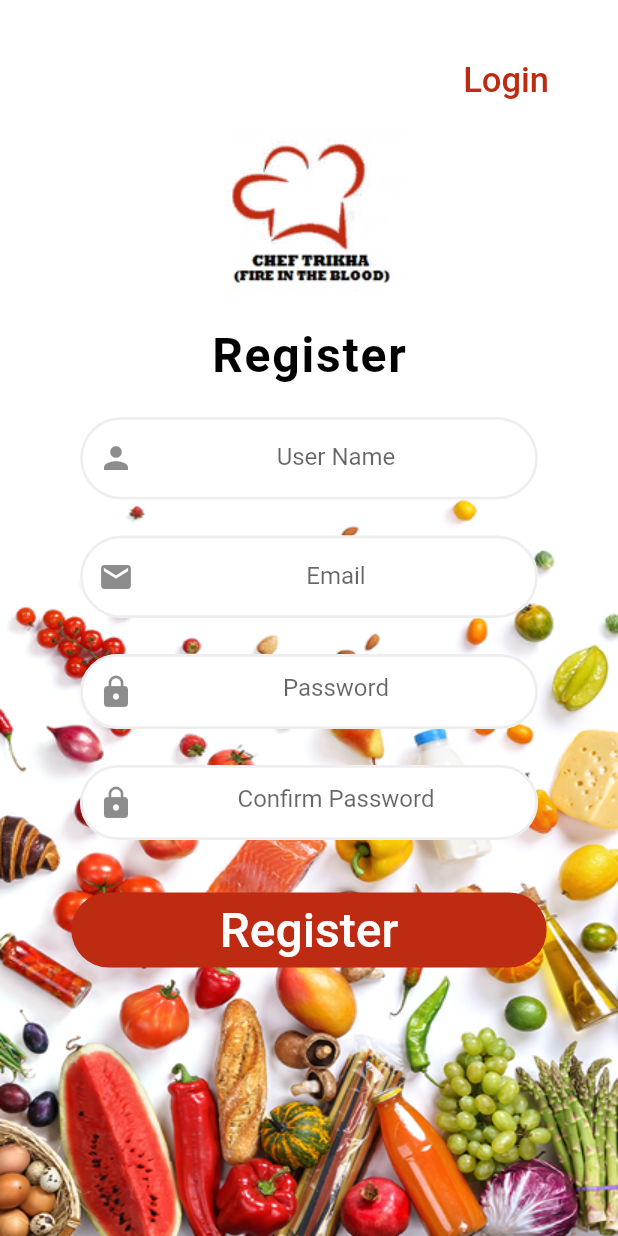
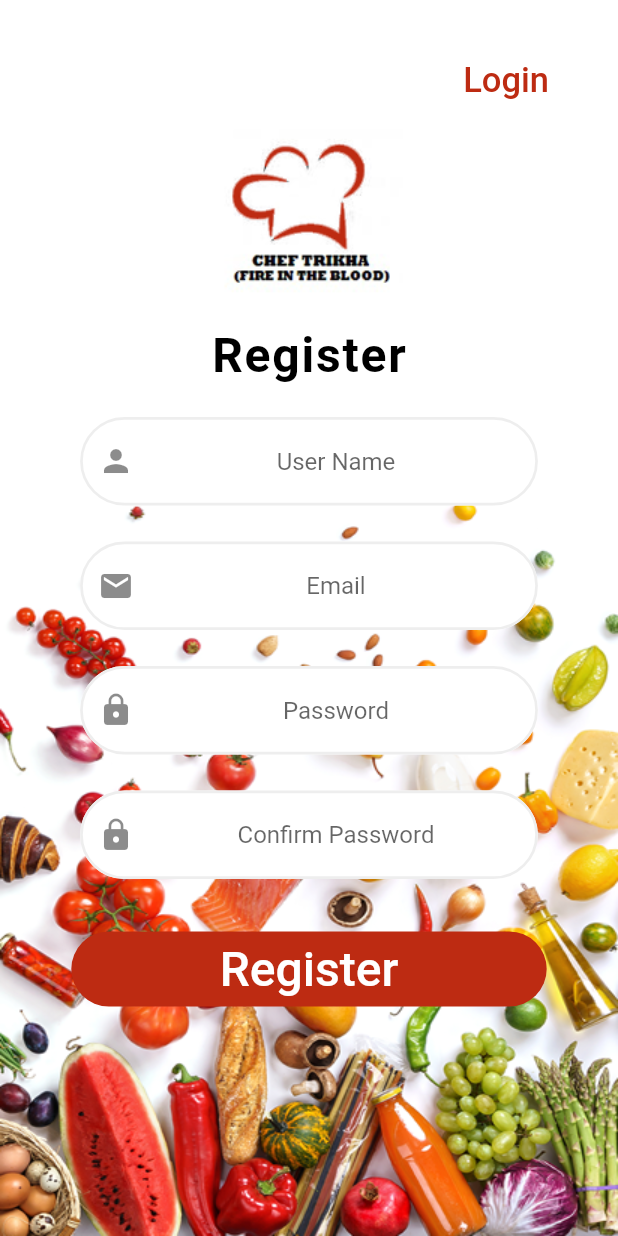
Before and after one commit to azzamjafri/Chef-App, a Flutter app: the Register screen opened directly, on a phone screen of 412 x 824 dp. Run offline on Flutter 3.47's test engine with Material 2 defaults, Android fonts, the phone set to English and light mode, and no system bars; our stand-ins replace carousel_pro, cloud_firestore, expandable, firebase_auth; accounts and stored records are empty; Roboto replaces fonts that are missing (Arial).

Commit message:
Commiting before sleep

```diff
--- a/lib/Category/cart.dart
+++ b/lib/Category/cart.dart
@@ -101,7 +101,7 @@ class _CartState extends State<Cart> {
             );
           default:
             final int count = snapshot.data.documents.length;
-            if(count == 0) return Center(child: Text('No Items In Cart', style: TextStyle(fontSize: 22.0, fontStyle: FontStyle.italic)));
+            if(count == 0) return Center(child: Text('No  Items  In  Cart  Yet !', style: TextStyle(fontSize: 19.0, fontStyle: FontStyle.italic, fontWeight: FontWeight.bold, letterSpacing: 2.0)));
             return GridView.builder(
               physics: NeverScrollableScrollPhysics(),
               shrinkWrap: true,
--- a/lib/HomePage/registration.dart
+++ b/lib/HomePage/registration.dart
@@ -69,7 +69,7 @@ class _RegisterState extends State<Register> {
                     // User Name field
 
                     Container(
-                      height: 55.0,
+                      height: 59.0,
                       width: MediaQuery.of(context).size.width / 1.35,
                       child: new TextFormField(
                         textAlign: TextAlign.center,
@@ -98,7 +98,7 @@ class _RegisterState extends State<Register> {
                     // Email Button
 
                     Container(
-                      height: 55.0,
+                      height: 59.0,
                       width: MediaQuery.of(context).size.width / 1.35,
                       child: new TextFormField(
                         textAlign: TextAlign.center,
@@ -132,7 +132,7 @@ class _RegisterState extends State<Register> {
                     // Password Button
 
                     Container(
-                      height: 50.0,
+                      height: 59.0,
                       width: MediaQuery.of(context).size.width / 1.35,
                       child: new TextFormField(
 
@@ -162,7 +162,7 @@ class _RegisterState extends State<Register> {
                     // Confirm Password Button
 
                     Container(
-                      height: 50.0,
+                      height: 59.0,
                       width: MediaQuery.of(context).size.width / 1.35,
                       child: new TextFormField(
                         textAlign: TextAlign.center,
--- a/pubspec.yaml
+++ b/pubspec.yaml
@@ -58,7 +58,6 @@ flutter:
   #   - images/a_dot_ham.jpeg
   assets:
     - assets/
-    - assets/category_images/
 
   # An image asset can refer to one or more resolution-specific "variants", see
   # https://flutter.dev/assets-and-images/#resolution-aware.
```
Also changed, not shown: lib/Category/categories.dart (+8 -5 lines), lib/Category/favourites_list.dart (+7 -5 lines), assets/appetizer.jpg (deleted), assets/beef appetizer.jpg (deleted), assets/category_images/bagel.jpg (deleted), assets/redHeart.png.
